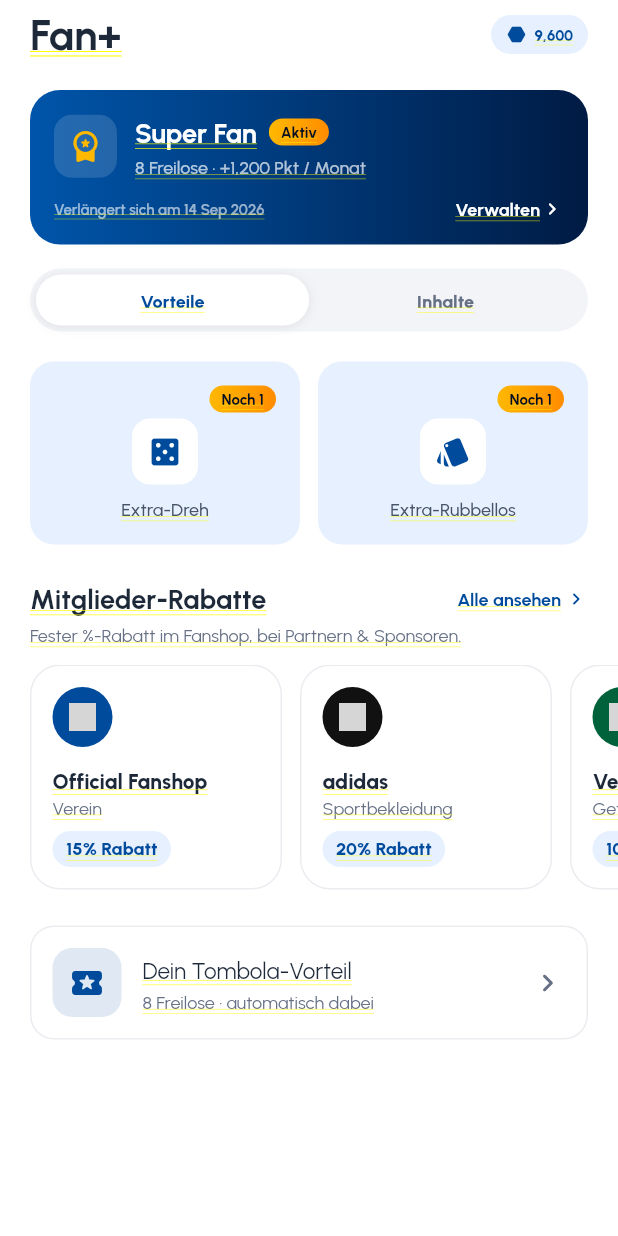
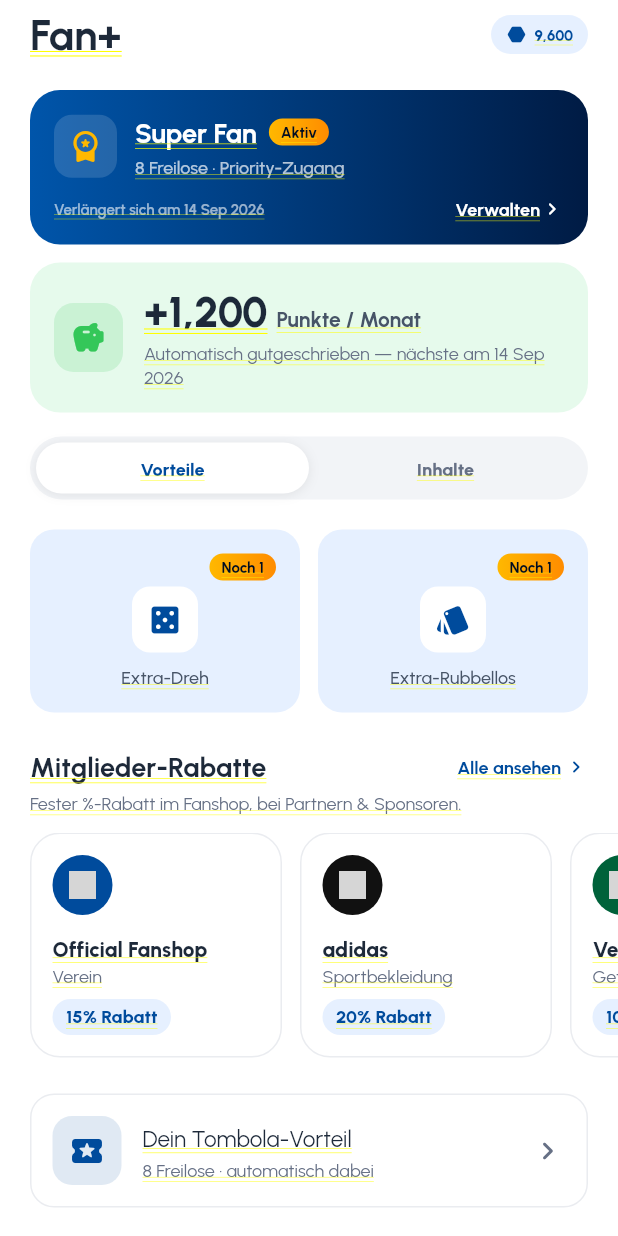
Before and after one commit to COREVIONLABS/EMBAapp-native, a Flutter app: the FanPlusScreen screen opened directly, on a phone screen of 412 x 824 dp. Run offline on Flutter 3.47's test engine with Material 3 defaults, Android fonts, the phone set to English and light mode, and no system bars; our stand-ins replace flutter_svg; grey boxes are pictures that could not be loaded.

Commit message:
Make the monthly Fan+ points clearer on Fan+
The recurring monthly points are a key membership value, so state them
plainly on both Fan+ states:

- Active member: add a dedicated highlight card — "+1,200 Punkte /
  Monat, automatically credited — next on <date>" — and drop the
  points from the membership summary line so it isn't duplicated.
- Pitch: lead the value grid with the monthly-points tile (most
  prominent slot) and spell out "automatically, every month".

Co-Authored-By: Claude Opus 4.8 <noreply@anthropic.com>
Claude-Session: https://claude.ai/code/session_0138H2TPm9wvb2D54WvCY8tL

```diff
--- a/lib/l10n/strings.dart
+++ b/lib/l10n/strings.dart
@@ -1679,6 +1679,8 @@ const Map<String, String> _de = {
   'Your {n} free lots auto-enter every draw — add extra lots for even more chances.': 'Deine {n} Freilose sind bei jeder Ziehung automatisch dabei — mit Extra-Losen erhöhst du deine Chancen.',
   'Your {n} free lots auto-enter every draw — a higher membership gets you more.': 'Deine {n} Freilose sind bei jeder Ziehung automatisch dabei — mit höherer Mitgliedschaft gibt es mehr.',
   'Predict · +50': 'Tippen · +50',
+  'Automatically credited — next on': 'Automatisch gutgeschrieben — nächste am',
+  'automatically, every month': 'automatisch, jeden Monat',
 
   // ── Experiences as tombola prizes ──────────────────────────
   'Enter tombola to win': 'An der Tombola teilnehmen',
--- a/lib/screens/fanplus_screen.dart
+++ b/lib/screens/fanplus_screen.dart
@@ -185,13 +185,13 @@ class _FanPlusScreenState extends State<FanPlusScreen> {
           padding: const EdgeInsets.symmetric(horizontal: 20),
           child: Column(children: [
             Row(children: [
-              Expanded(child: _ValueTile(icon: Icons.bolt_rounded, color: AppColors.brandPrimary, title: _pitchTier == 1 ? tr('Double points') : tr('1.5× points'), sub: tr('on every purchase'))),
+              Expanded(child: _ValueTile(icon: Icons.savings_rounded, color: AppColors.brandPrimary, title: '+${FanModel.fmtPublic(s.monthlyPoints)} ${tr('pts')}', sub: tr('automatically, every month'))),
               const SizedBox(width: 12),
               Expanded(child: _ValueTile(icon: Icons.local_activity_rounded, color: AppColors.brandPrimary, title: '${s.freeLots} ${tr('free lots')}', sub: tr('every month'))),
             ]),
             const SizedBox(height: 12),
             Row(children: [
-              Expanded(child: _ValueTile(icon: Icons.savings_rounded, color: AppColors.brandPrimary, title: '+${FanModel.fmtPublic(s.monthlyPoints)} ${tr('pts')}', sub: tr('every month'))),
+              Expanded(child: _ValueTile(icon: Icons.bolt_rounded, color: AppColors.brandPrimary, title: _pitchTier == 1 ? tr('Double points') : tr('1.5× points'), sub: tr('on every purchase'))),
               const SizedBox(width: 12),
               Expanded(child: _ValueTile(icon: Icons.workspace_premium_rounded, color: AppColors.gold, title: tr('Priority & drops'), sub: tr('first access, exclusives'))),
             ]),
@@ -299,7 +299,7 @@ class _FanPlusScreenState extends State<FanPlusScreen> {
                         Pill(gradient: const LinearGradient(colors: AppColors.goldGradient), padding: const EdgeInsets.symmetric(horizontal: 8, vertical: 3), child: Text(tr('Active'), style: AppText.caption1.copyWith(color: AppColors.brandDarkest, fontWeight: FontWeight.w700))),
                       ]),
                       const SizedBox(height: 3),
-                      Text('${p.freeLots} ${tr('free lots')} · +${FanModel.fmtPublic(p.monthlyPoints)} ${tr('pts')} ${tr('/ month')}', style: AppText.body3.copyWith(color: Colors.white70)),
+                      Text('${p.freeLots} ${tr('free lots')} · ${tr('Priority access')}', style: AppText.body3.copyWith(color: Colors.white70)),
                     ])),
                   ]),
                   const SizedBox(height: 12),
@@ -316,6 +316,31 @@ class _FanPlusScreenState extends State<FanPlusScreen> {
                   ]),
                 ]);
               },
+            ),
+          ),
+        ),
+        const SizedBox(height: 12),
+        // ── Monthly points — the recurring benefit, stated clearly ──
+        Padding(
+          padding: const EdgeInsets.symmetric(horizontal: 20),
+          child: ValueListenableBuilder<String>(
+            valueListenable: tierNotifier,
+            builder: (context, tier, __) => Container(
+              padding: const EdgeInsets.all(16),
+              decoration: BoxDecoration(color: AppColors.successBg, borderRadius: BorderRadius.circular(AppRadii.card)),
+              child: Row(children: [
+                Container(width: 46, height: 46, decoration: BoxDecoration(color: AppColors.success.withValues(alpha: 0.16), borderRadius: BorderRadius.circular(13)), child: const Icon(Icons.savings_rounded, color: AppColors.success, size: 24)),
+                const SizedBox(width: 14),
+                Expanded(child: Column(crossAxisAlignment: CrossAxisAlignment.start, children: [
+                  Row(crossAxisAlignment: CrossAxisAlignment.baseline, textBaseline: TextBaseline.alphabetic, children: [
+                    Text('+${FanModel.fmtPublic(perksFor(tier).monthlyPoints)}', style: AppText.h4.copyWith(color: AppColors.textDarker, fontWeight: FontWeight.w800)),
+                    const SizedBox(width: 6),
+                    Text('${tr('points')} ${tr('/ month')}', style: AppText.body2.copyWith(color: AppColors.textNormal, fontWeight: FontWeight.w700)),
+                  ]),
+                  const SizedBox(height: 2),
+                  Text('${tr('Automatically credited — next on')} ${_renewLabel()}', style: AppText.body3Regular),
+                ])),
+              ]),
             ),
           ),
         ),
```
